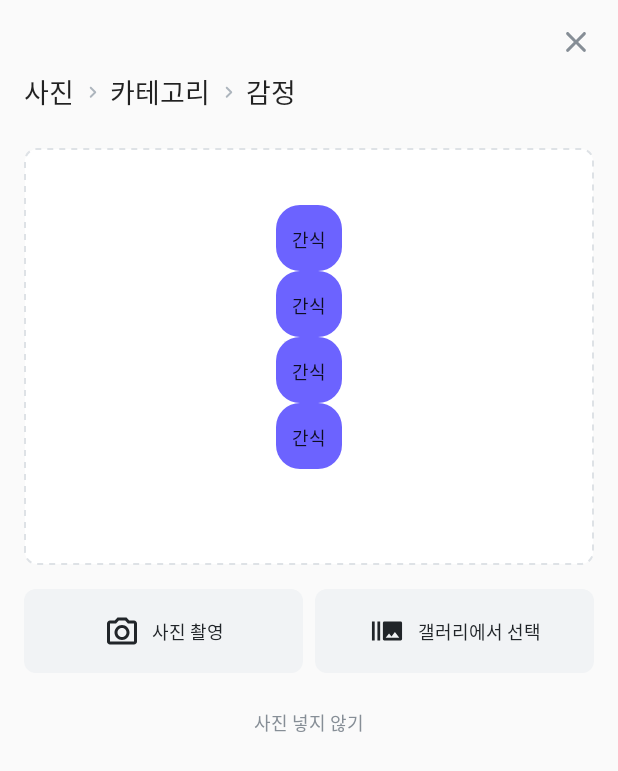
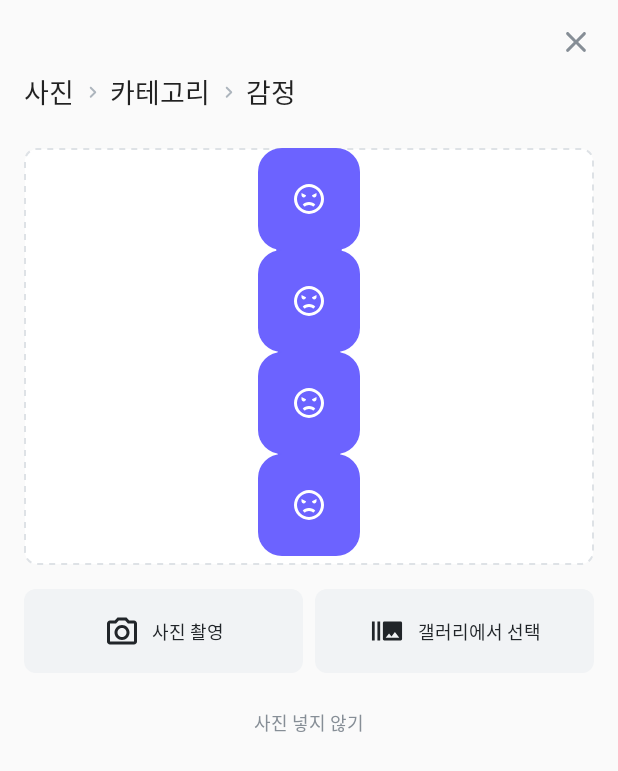
Before and after one commit to c004245/pet-journal, an Android app: the layout common_add_bottom_popup.xml on its own in the app's theme, with its tools: preview values and no code run, on a phone screen of 412 x 824 dp. Shown: the top 771 px of the screen. Run offline under Robolectric (Android 15) with nearby library versions, the light colour scheme and no system bars.

Commit message:
chore : select add emotion

```diff
--- a/app/src/main/res/layout/common_add_bottom_popup.xml
+++ b/app/src/main/res/layout/common_add_bottom_popup.xml
@@ -60,6 +60,13 @@
                 android:id="@+id/group_category"
                 android:visibility="@{viewModel.currentType == CurrentType.CATEGORY ? View.VISIBLE : View.GONE}"
                 app:constraint_referenced_ids="rv_category"/>
+
+            <androidx.constraintlayout.widget.Group
+                android:layout_width="wrap_content"
+                android:layout_height="wrap_content"
+                android:id="@+id/group_emotion"
+                android:visibility="@{viewModel.currentType == CurrentType.EMOTION ? View.VISIBLE : View.GONE}"
+                app:constraint_referenced_ids="rv_emotion" />
             <androidx.constraintlayout.widget.ConstraintLayout
                         android:id="@+id/cl_choice_view"
                         android:layout_width="0dp"
@@ -200,6 +207,23 @@
                 tools:listitem="@layout/item_add_category"
                 android:layout_marginTop="24dp" />
 
+            <androidx.recyclerview.widget.RecyclerView
+                android:layout_width="wrap_content"
+                android:layout_height="wrap_content"
+                android:orientation="horizontal"
+                app:layout_constraintStart_toStartOf="parent"
+                app:layout_constraintTop_toBottomOf="@+id/add_appbar"
+                app:layout_constraintEnd_toEndOf="parent"
+                android:clipToPadding="false"
+                android:layout_marginHorizontal="12dp"
+                android:id="@+id/rv_emotion"
+                tools:itemCount="4"
+                tools:listitem="@layout/item_add_emotion"
+                android:layout_marginTop="24dp" />
+
+
+
+
         </androidx.constraintlayout.widget.ConstraintLayout>
 
 
--- /dev/null
+++ b/app/src/main/res/layout/item_add_emotion.xml
@@ -0,0 +1,31 @@
+<?xml version="1.0" encoding="utf-8"?>
+<layout
+    xmlns:android="http://schemas.android.com/apk/res/android"
+    xmlns:app="http://schemas.android.com/apk/res-auto"
+    xmlns:tools="http://schemas.android.com/tools">
+
+    <data>
+        <import type="android.view.View" />
+
+        <import type="androidx.lifecycle.LiveData" />
+    </data>
+
+<androidx.constraintlayout.widget.ConstraintLayout
+    android:layout_width="wrap_content"
+    android:layout_height="wrap_content"
+    android:id="@+id/cl_emotion"
+    tools:background="@drawable/background_radius_16_add_category_select">
+
+    <ImageView
+        android:layout_width="wrap_content"
+        android:layout_height="wrap_content"
+        android:layout_margin="22dp"
+        android:id="@+id/iv_add_emotion"
+        app:layout_constraintStart_toStartOf="parent"
+        app:layout_constraintEnd_toEndOf="parent"
+        app:layout_constraintTop_toTopOf="parent"
+        app:layout_constraintBottom_toBottomOf="parent"
+        tools:background="@drawable/ic_angry_emotion_select" />
+
+</androidx.constraintlayout.widget.ConstraintLayout>
+</layout>
```
Also changed, not shown: app/src/main/java/com/example/pet_growth_journal/ui/add/AddEmotionAdapter.kt (+86 -5 lines), app/src/main/java/com/example/pet_growth_journal/ui/add/AddPopup.kt (+15 -4 lines), app/src/main/java/com/example/pet_growth_journal/ui/add/AddViewModel.kt (+79 -15 lines), app/src/main/res/drawable/ic_none_emotion_select.xml (+6 -6 lines), app/src/main/res/drawable/ic_none_emotion_unselect.xml (+6 -6 lines).
